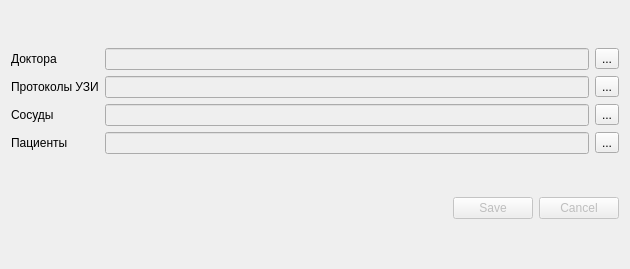
Above: new/dialog_shell_ui.ui from Gainutdinov/medicalSurveyGUI before the change. Below: the same form after it.
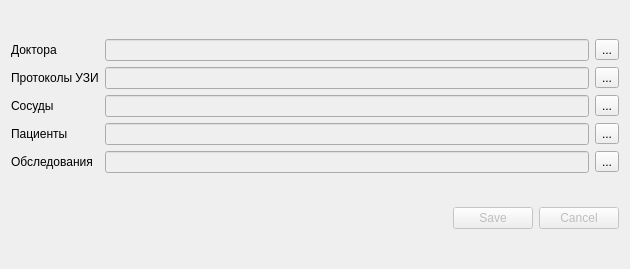
That is the form after the change.

What changed in the file:
```diff
--- a/new/dialog_shell_ui.ui
+++ b/new/dialog_shell_ui.ui
@@ -100,6 +100,27 @@
        </property>
       </widget>
      </item>
+     <item row="4" column="0">
+      <widget class="QLabel" name="label_5">
+       <property name="text">
+        <string>Обследования</string>
+       </property>
+      </widget>
+     </item>
+     <item row="4" column="1">
+      <widget class="QLineEdit" name="lineEdit_5">
+       <property name="enabled">
+        <bool>false</bool>
+       </property>
+      </widget>
+     </item>
+     <item row="4" column="2">
+      <widget class="QToolButton" name="toolButton_5">
+       <property name="text">
+        <string>...</string>
+       </property>
+      </widget>
+     </item>
     </layout>
    </item>
    <item row="1" column="0">
```
Left out of the diff: 26 changed lines with no effect on the pictures.
